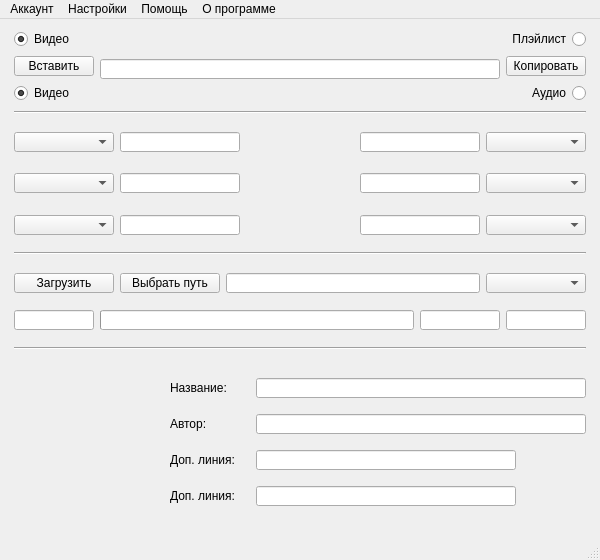
The window that design_cool.ui (AlekseevValeriy/YouTube-video-downloader) describes before a commit, drawn with Qt 5.
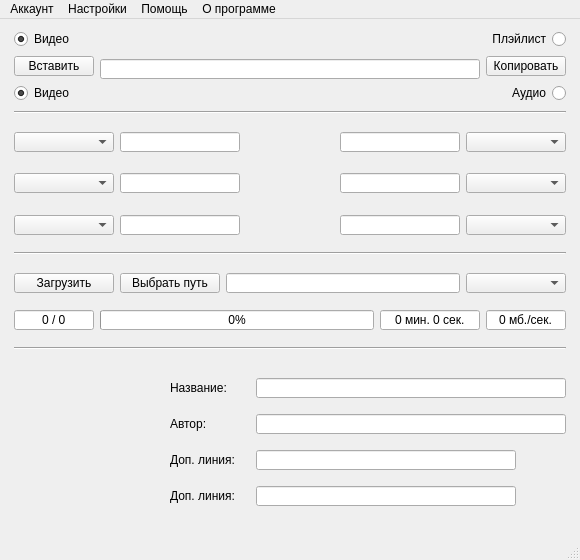
The same window after the commit.

Patch:
```diff
--- a/design_cool.ui
+++ b/design_cool.ui
@@ -6,7 +6,7 @@
    <rect>
     <x>0</x>
     <y>0</y>
-    <width>600</width>
+    <width>580</width>
     <height>560</height>
    </rect>
   </property>
@@ -416,7 +416,7 @@
             </property>
             <property name="maximumSize">
              <size>
-              <width>120</width>
+              <width>400</width>
               <height>20</height>
              </size>
             </property>
@@ -522,7 +522,7 @@
             </property>
             <property name="maximumSize">
              <size>
-              <width>120</width>
+              <width>400</width>
               <height>20</height>
              </size>
             </property>
@@ -628,7 +628,7 @@
             </property>
             <property name="maximumSize">
              <size>
-              <width>120</width>
+              <width>400</width>
               <height>20</height>
              </size>
             </property>
@@ -764,7 +764,7 @@
           </property>
           <property name="maximumSize">
            <size>
-            <width>400</width>
+            <width>600</width>
             <height>20</height>
            </size>
           </property>
@@ -834,6 +834,12 @@
           <property name="toolTip">
            <string>Количество загружаемых и загруженных файлов</string>
           </property>
+          <property name="text">
+           <string>0 / 0</string>
+          </property>
+          <property name="alignment">
+           <set>Qt::AlignCenter</set>
+          </property>
           <property name="readOnly">
            <bool>true</bool>
           </property>
@@ -859,8 +865,11 @@
           <property name="value">
            <number>0</number>
           </property>
+          <property name="alignment">
+           <set>Qt::AlignBottom|Qt::AlignHCenter</set>
+          </property>
           <property name="textVisible">
-           <bool>false</bool>
+           <bool>true</bool>
           </property>
           <property name="orientation">
            <enum>Qt::Horizontal</enum>
@@ -869,7 +878,7 @@
            <bool>false</bool>
           </property>
           <property name="textDirection">
-           <enum>QProgressBar::TopToBottom</enum>
+           <enum>QProgressBar::BottomToTop</enum>
           </property>
           <property name="format">
            <string>%p%</string>
@@ -880,7 +889,7 @@
          <widget class="QLineEdit" name="remaining_time_line">
           <property name="minimumSize">
            <size>
-            <width>80</width>
+            <width>100</width>
             <height>20</height>
            </size>
           </property>
@@ -891,7 +900,13 @@
            </size>
           </property>
           <property name="toolTip">
-           <string>Оставшиеся время до полной загрузки файла(ов)</string>
+           <string>Оставшиеся время до полной загрузки файла</string>
+          </property>
+          <property name="text">
+           <string>0 мин. 0 сек.</string>
+          </property>
+          <property name="alignment">
+           <set>Qt::AlignCenter</set>
           </property>
           <property name="readOnly">
            <bool>true</bool>
@@ -915,6 +930,12 @@
           <property name="toolTip">
            <string>Примерная скорость загрузки файла</string>
           </property>
+          <property name="text">
+           <string>0 мб./сек.</string>
+          </property>
+          <property name="alignment">
+           <set>Qt::AlignCenter</set>
+          </property>
           <property name="readOnly">
            <bool>true</bool>
           </property>
@@ -1241,7 +1262,7 @@
     <rect>
      <x>0</x>
      <y>0</y>
-     <width>600</width>
+     <width>580</width>
      <height>21</height>
     </rect>
    </property>
```
Left out of the diff: 10 changed lines with no effect on the pictures.
